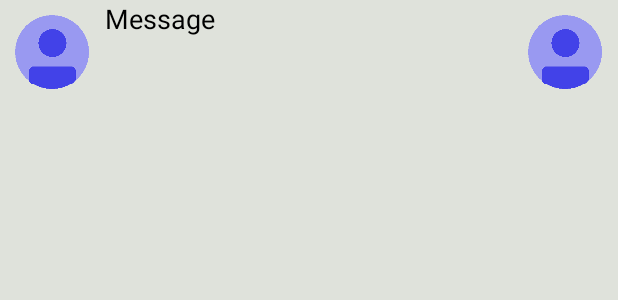
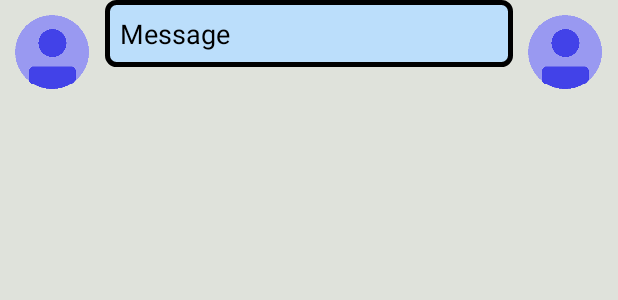
Before and after one commit to jmhwang7/Gamr, an Android app: the layout conversation_adapter.xml on its own in the app's theme, with its tools: preview values and no code run, on a phone screen of 412 x 824 dp. Shown: the top 300 px of the screen. Run offline under Robolectric (Android 15) with nearby library versions, the phone set to English and light mode, and no system bars; network calls fail.

Commit message:
Added a rectangular border around the messages.

```diff
--- /dev/null
+++ b/app/src/main/res/drawable/messages_back.xml
@@ -0,0 +1,8 @@
+<?xml version="1.0" encoding="utf-8"?>
+<shape xmlns:android="http://schemas.android.com/apk/res/android">
+    <solid android:color="#BBDEFB" />
+    <stroke android:width="3dp" android:color="#000000"/>
+    <padding android:left="10dp" android:top="10dp" android:right="10dp" android:bottom="10dp" />
+    <corners android:topLeftRadius="6dp" android:topRightRadius="6dp" android:bottomLeftRadius="6dp"
+        android:bottomRightRadius="6dp"/>
+</shape>
--- a/app/src/main/res/layout/conversation_adapter.xml
+++ b/app/src/main/res/layout/conversation_adapter.xml
@@ -17,7 +17,7 @@
         style="@style/MediumTextTheme"
         android:id="@+id/messageContent"
         android:width="0dip"
-        android:background="#00000000"
+        android:background="@drawable/messages_back"
         android:layout_weight="1" />
 
     <ImageView
```
